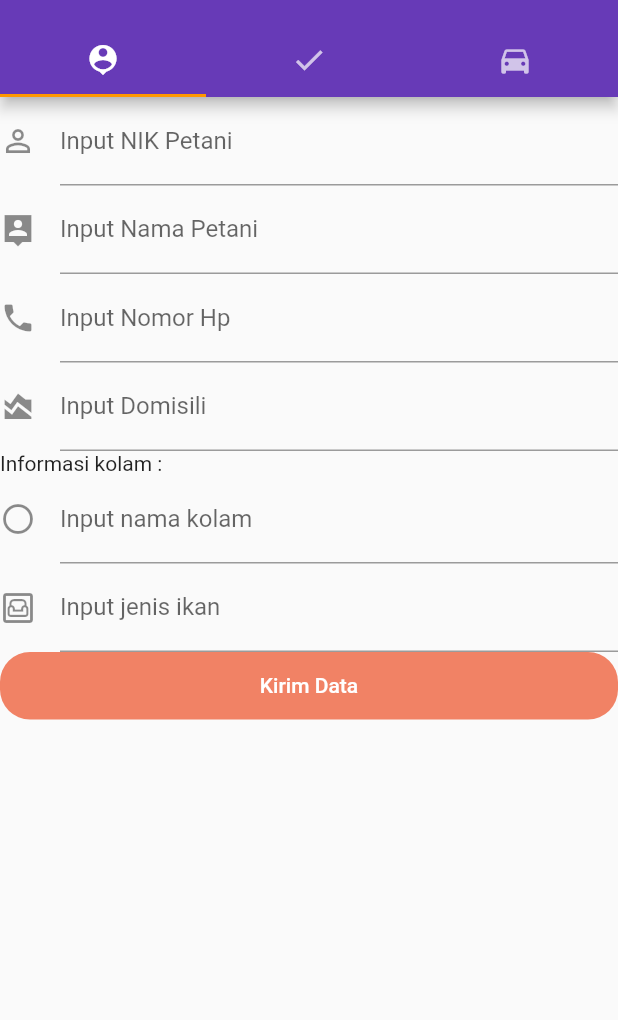
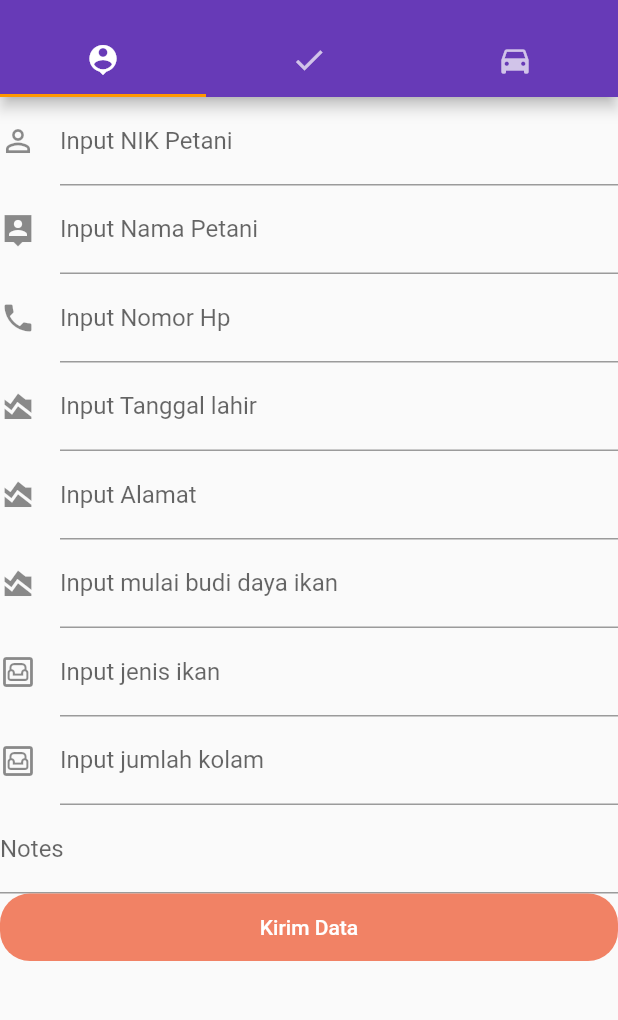
Before and after one commit to farrellmochammad/mobilefinancialsupplychain, a Flutter app: the DashboardScreen screen opened by its route, on a phone screen of 412 x 824 dp, the part 59-1079 px from its top. Run offline on Flutter 3.47's test engine with Material 2 defaults, Android fonts, the phone set to English and light mode, and no system bars; our stand-ins replace flutter_login, flutter_secure_storage; accounts and stored records are empty; Roboto replaces fonts that are missing (NotoSans).

```diff
--- a/lib/farmer_input.dart
+++ b/lib/farmer_input.dart
@@ -1,7 +1,47 @@
+import 'dart:convert';
+
 import 'package:flutter/material.dart';
+import 'package:http/http.dart' as http;
+import 'package:flutter_secure_storage/flutter_secure_storage.dart';
+
+final storage = const FlutterSecureStorage();
+
+Future<Album> createAlbum(String nik,String name,String phone,String dob,String address,String startfarming,String fishtype,int numberofponds,String notes) async {
+  var token = await storage.read(key: 'token');
+  debugPrint('token : ' + token.toString());
+  final response = await http.post(
+    Uri.parse('http://localhost:2021/experience'),
+    headers: <String, String>{
+      'Content-Type': 'application/json; charset=UTF-8',
+      'Authorization': 'Bearer: ' + token.toString(),
+    },
+    body: jsonEncode(<String, dynamic>{
+      'nik': nik,
+      'name': name,
+      'phone': phone,
+      'dob': dob,
+      'address': address,
+      'start_farming': startfarming,
+      'fish_type': fishtype,
+      'number_of_ponds': numberofponds,
+      'notes': notes,
+    }),
+  );
+
+  if (response.statusCode == 202) {
+    // If the server did return a 201 CREATED response,
+    // then parse the JSON.
+    return Album.fromJson(jsonDecode(response.body));
+  } else {
+    // If the server did not return a 201 CREATED response,
+    // then throw an exception.
+    throw Exception('Failed to create album.');
+  }
+}
+
+class FarmerInput extends StatelessWidget {
 
 
-class FarmerInput extends StatelessWidget {
   @override
   Widget build(BuildContext context) {
     return MaterialApp(
@@ -24,15 +64,38 @@ class MyCustomFormState extends State<InputDataForm> {
   // Create a global key that uniquely identifies the Form widget
   // and allows validation of the form.
   final _formKey = GlobalKey<FormState>();
+  final TextEditingController _nikController = TextEditingController();
+  final TextEditingController _nameController = TextEditingController();
+  final TextEditingController _phoneController = TextEditingController();
+  final TextEditingController _dobController = TextEditingController();
+  final TextEditingController _addressController = TextEditingController();
+  final TextEditingController _startFarmingController = TextEditingController();
+  final TextEditingController _fishTypeController = TextEditingController();
+  final TextEditingController _numberOfPondsController = TextEditingController();
+  final TextEditingController _notesController = TextEditingController();
 
-  @override
-  Widget build(BuildContext context) {
-    // Build a Form widget using the _formKey created above.
-    return Form(
-      key: _formKey,
-      child: ListView(
+  Future<Album>? _futureAlbum;
+
+  FutureBuilder<Album> buildFutureBuilder() {
+    return FutureBuilder<Album>(
+      future: _futureAlbum,
+      builder: (context, snapshot) {
+        if (snapshot.hasData) {
+          return Text(snapshot.data!.title);
+        } else if (snapshot.hasError) {
+          return Text('${snapshot.error}');
+        }
+
+        return const CircularProgressIndicator();
+      },
+    );
+  }
+
+  ListView buildListView(){
+    return ListView(
       children: <Widget>[
         TextFormField(
+          controller: _nikController,
           decoration: const InputDecoration(
             icon: const Icon(Icons.perm_identity),
             hintText: 'NIK petani (12 digit)',
@@ -46,6 +109,7 @@ class MyCustomFormState extends State<InputDataForm> {
           },
         ),
         TextFormField(
+          controller: _nameController,
           decoration: const InputDecoration(
             icon: const Icon(Icons.person_pin_sharp),
             hintText: 'Input nama lengkap petani',
@@ -59,6 +123,7 @@ class MyCustomFormState extends State<InputDataForm> {
           },
         ),
         TextFormField(
+          controller: _phoneController,
           decoration: const InputDecoration(
             icon: const Icon(Icons.phone),
             hintText: 'Nomor hp petani',
@@ -72,24 +137,11 @@ class MyCustomFormState extends State<InputDataForm> {
           },
         ),
         TextFormField(
+          controller: _dobController,
           decoration: const InputDecoration(
             icon: const Icon(Icons.area_chart),
-              hintText: 'Enter your date of birth',
-              labelText: 'Input Domisili',
-            ),
-            validator: (value) {
-              if (value == null || value.isEmpty) {
-                return 'Please enter valid date';
-              }
-              return null;
-            },
-          ),
-          Text("Informasi kolam : "),
-          TextFormField(
-            decoration: const InputDecoration(
-              icon: const Icon(Icons.panorama_fish_eye),
-              hintText: 'nama kolam',
-              labelText: 'Input nama kolam',
+            hintText: 'Input Tanggal Lahir',
+            labelText: 'Input Tanggal lahir',
           ),
           validator: (value) {
             if (value == null || value.isEmpty) {
@@ -99,10 +151,66 @@ class MyCustomFormState extends State<InputDataForm> {
           },
         ),
         TextFormField(
+          controller: _addressController,
+          decoration: const InputDecoration(
+            icon: const Icon(Icons.area_chart),
+            hintText: 'Input Alamat',
+            labelText: 'Input Alamat',
+          ),
+          validator: (value) {
+            if (value == null || value.isEmpty) {
+              return 'Please enter valid date';
+            }
+            return null;
+          },
+        ),
+        TextFormField(
+          controller: _startFarmingController,
+          decoration: const InputDecoration(
+            icon: const Icon(Icons.area_chart),
+            hintText: 'Input mulai budi daya ikan',
+            labelText: 'Input mulai budi daya ikan',
+          ),
+          validator: (value) {
+            if (value == null || value.isEmpty) {
+              return 'Please enter valid date';
+            }
+            return null;
+          },
+        ),
+        TextFormField(
+          controller: _fishTypeController,
           decoration: const InputDecoration(
             icon: const Icon(Icons.living_outlined),
             hintText: 'Jenis Ikan',
             labelText: 'Input jenis ikan',
+          ),
+          validator: (value) {
+            if (value == null || value.isEmpty) {
+              return 'Please enter valid date';
+            }
+            return null;
+          },
+        ),
+        TextFormField(
+          controller: _numberOfPondsController,
+          decoration: const InputDecoration(
+            icon: const Icon(Icons.living_outlined),
+            hintText: 'Jumlah Kolam',
+            labelText: 'Input jumlah kolam',
+          ),
+          validator: (value) {
+            if (value == null || value.isEmpty) {
+              return 'Please enter valid date';
+            }
+            return null;
+          },
+        ),
+        TextFormField(
+          controller: _notesController,
+          decoration: const InputDecoration(
+            hintText: 'Notes',
+            labelText: 'Notes',
           ),
           validator: (value) {
             if (value == null || value.isEmpty) {
@@ -121,7 +229,11 @@ class MyCustomFormState extends State<InputDataForm> {
                 borderRadius: BorderRadius.circular(20),
               ),
             ),
-              onPressed: () {},
+            onPressed: () {
+              setState(() {
+                _futureAlbum = createAlbum(_nikController.text, _nameController.text, _phoneController.text, _dobController.text, _addressController.text, _startFarmingController.text, _fishTypeController.text, int.parse(_numberOfPondsController.text), _notesController.text);
+              });
+            },
             child: Text(
               "Kirim Data",
               style: TextStyle(
@@ -131,7 +243,30 @@ class MyCustomFormState extends State<InputDataForm> {
           ),
         ),
       ],
-      ),
+    );
+  }
+
+
+  @override
+  Widget build(BuildContext context) {
+    // Build a Form widget using the _formKey created above.
+    return Form(
+      key: _formKey,
+      child:  (_futureAlbum == null) ? buildListView() : buildFutureBuilder(),
     );
   }
 }
+
+class Album {
+  final int id;
+  final String title;
+
+  const Album({required this.id, required this.title});
+
+  factory Album.fromJson(Map<String, dynamic> json) {
+    return Album(
+      id: json['id'],
+      title: json['title'],
+    );
+  }
+}
--- a/lib/login_screen.dart
+++ b/lib/login_screen.dart
@@ -2,6 +2,7 @@ import 'dart:convert';
 
 import 'package:flutter/material.dart';
 import 'package:flutter_login/flutter_login.dart';
+import 'package:flutter_secure_storage/flutter_secure_storage.dart';
 import 'dashboard_screen.dart';
 import 'package:http/http.dart' as http;
 
@@ -14,6 +15,7 @@ class LoginScreen extends StatelessWidget {
   static const routeName = '/auth';
 
   Duration get loginTime => Duration(milliseconds: 2250);
+  final storage = const FlutterSecureStorage();
 
   Future<String?> _authUser(LoginData data) {
     debugPrint('Name: ${data.name}, Password: ${data.password}');
@@ -66,10 +68,12 @@ class LoginScreen extends StatelessWidget {
         if (payload.token == null){
           return 'User not exists';
         }
+        await storage.write(key: 'token', value: payload.token);
       } else {
         // If the server did not return a 201 CREATED response,
         // then throw an exception.
         return 'There are networking problem';
+
       }
       return null;
     });
--- a/pubspec.yaml
+++ b/pubspec.yaml
@@ -38,6 +38,7 @@ dependencies:
   # Use with the CupertinoIcons class for iOS style icons.
   cupertino_icons: ^1.0.2
   flutter_login: ^4.0.0
+  flutter_secure_storage: ^6.0.0
 
 dev_dependencies:
   flutter_test:
```
Lines whose indentation alone changed are shown as unchanged.
